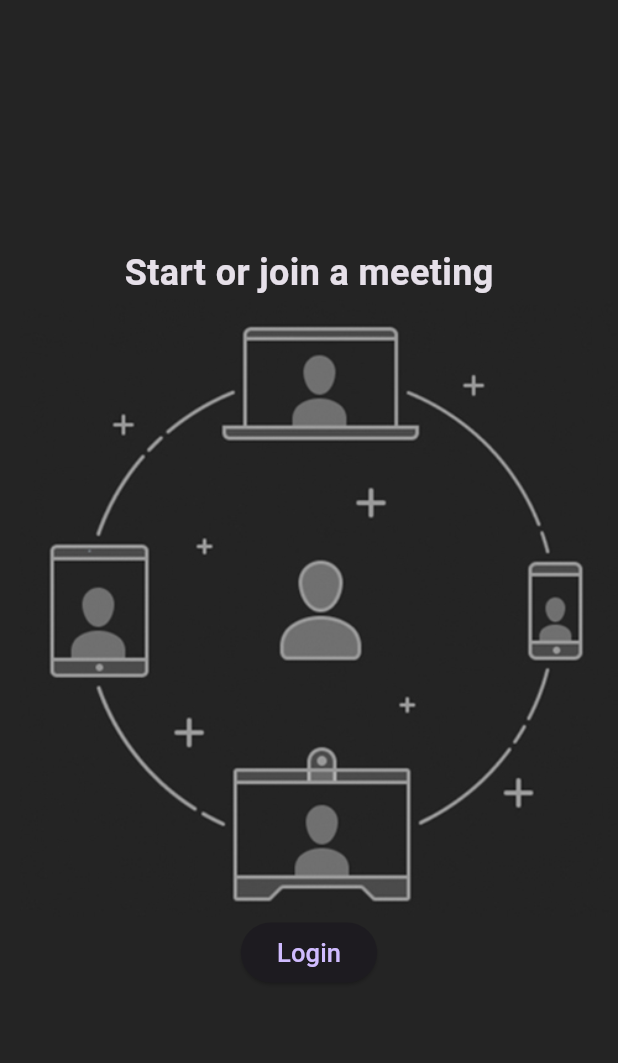
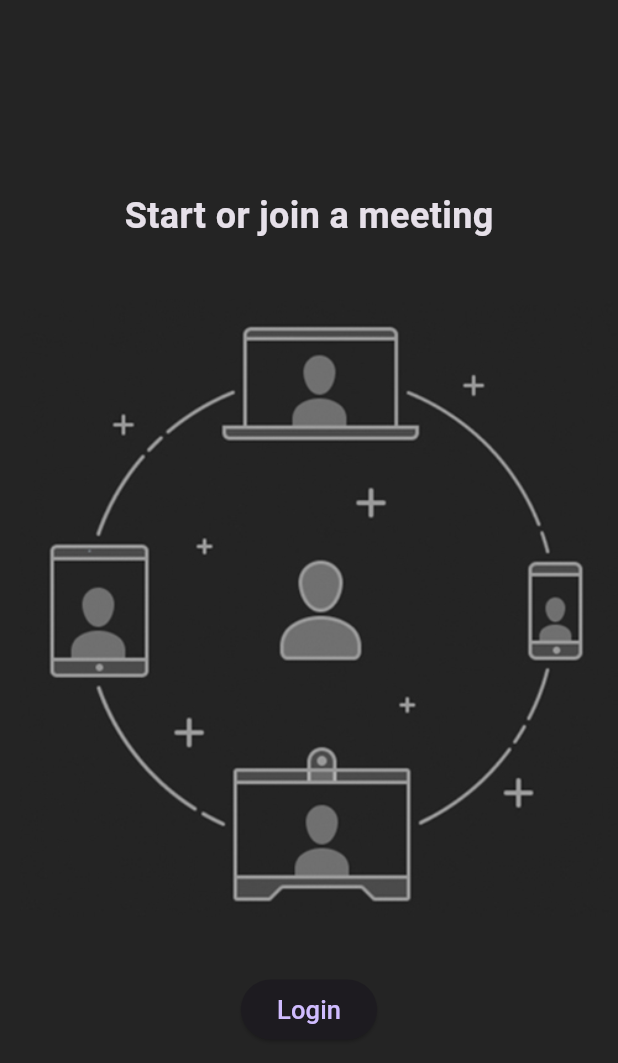
Before and after one commit to kanishkadz/zoom_clone, a Flutter app: the screen it shows after launch, on a phone screen of 412 x 824 dp. Shown: the top 1063 px of the screen. Run offline on Flutter 3.47's test engine with Material 3 defaults, Android fonts, the phone set to English and light mode, and no system bars.

Commit message:
Update login_screen.dart

```diff
--- a/lib/screens/login_screen.dart
+++ b/lib/screens/login_screen.dart
@@ -19,7 +19,10 @@ class _LoginScreenState extends State<LoginScreen> {
             fontSize: 24,
             fontWeight: FontWeight.bold,
           )),
-          Image.asset('assets/images/onboarding.jpg'),
+          Padding(
+            padding: const EdgeInsets.symmetric(vertical: 38.0),
+            child: Image.asset('assets/images/onboarding.jpg'),
+          ),
           const CustomButton(text: 'Login'),
         ],
       ),
```
